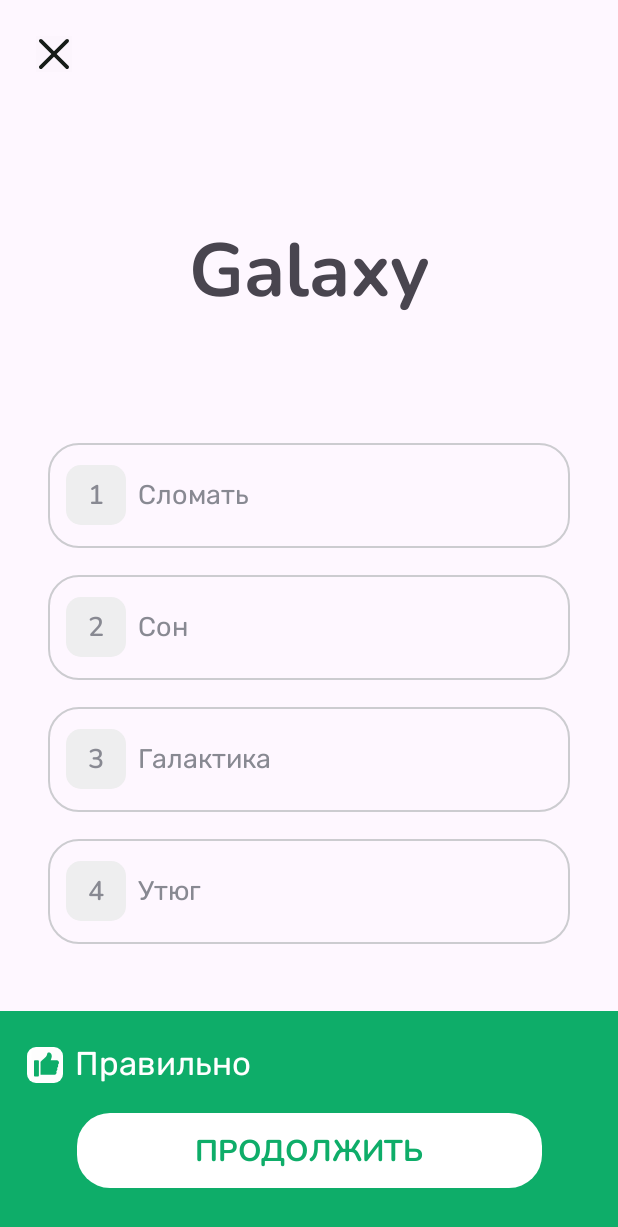
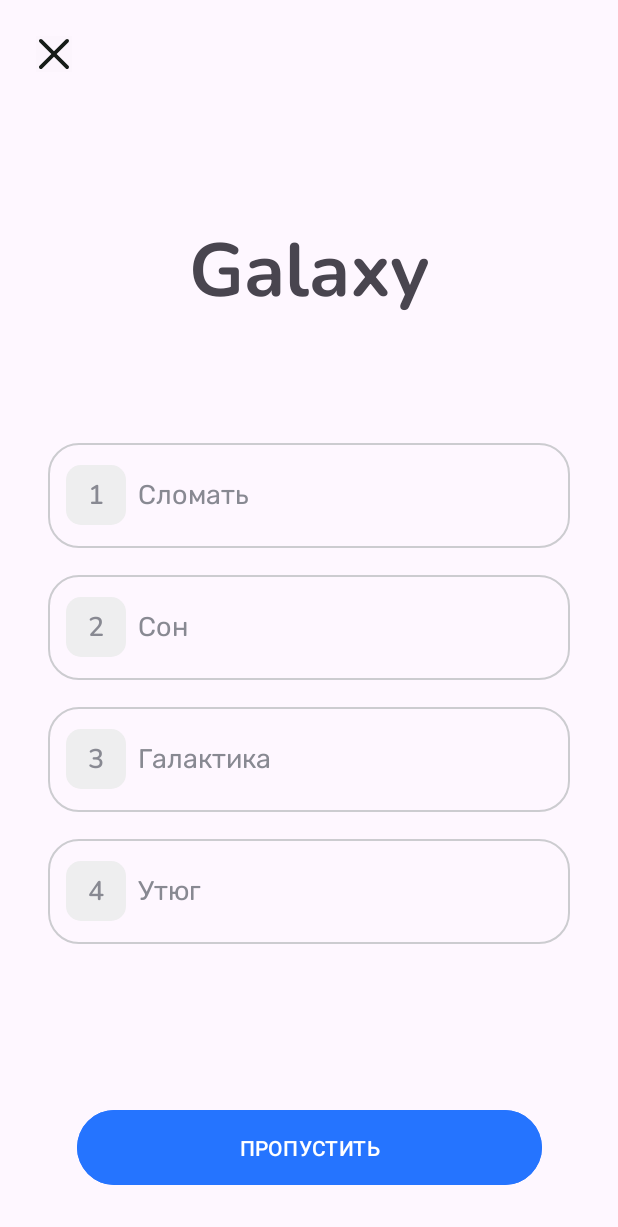
Before and after one commit to evgeniy-kulikov/englishWordsApp, an Android app: the layout activity_learm_word.xml on its own in the app's theme, with its tools: preview values and no code run, on a phone screen of 412 x 824 dp. Shown: the top 1227 px of the screen. Run offline under Robolectric (Android 15) with nearby library versions, the phone set to English and light mode, and no system bars.

```diff
--- a/app/src/main/java/ru/eugenyPets/englishWordsApp/MainActivity.kt
+++ b/app/src/main/java/ru/eugenyPets/englishWordsApp/MainActivity.kt
@@ -13,74 +13,22 @@ import java.lang.IllegalStateException
 
 class MainActivity : AppCompatActivity() {
 
-//    Урок 7: findViewById, ViewBinding, backing property  (timecode 8:20)
-    // Организация скрытого защищенного свойства (Backing property)
+
     private var _binding: ActivityLearmWordBinding? = null
     private val binding
         get() = _binding ?: throw IllegalStateException("binding for ActivityLearmWordBinding must not be null")
 
 
 
-
-
-//    ViewBinding
-//    Урок 7: findViewById, ViewBinding, backing property  (timecode 7:00)
-//  Объявление переменной для сохранения экземпляра Binding класса
-// lateinit - отложенная иницианализация
-//    private lateinit var binding: ActivityLearmWordBinding  // ActivityLearmWordBinding - класс файла разметки
-
     override fun onCreate(savedInstanceState: Bundle?) {
         super.onCreate(savedInstanceState)
 
         _binding = ActivityLearmWordBinding.inflate(layoutInflater)
-
-
-//    ViewBinding
-//    Урок 7: findViewById, ViewBinding, backing property  (timecode 7:00)
-//    https://www.youtube.com/watch?v=ABoZGM6N3mE&list=PLgPRahgE-GctUcLMcQFvl00xsXqpNJOix&index=7
-//    Создание экземпляра класса связанного с файлом разметки (со всеми его въюхами)
-//        binding = ActivityLearmWordBinding.inflate(layoutInflater)
-
         setContentView(binding.root)  // получение корневого элемента этой разметки
-
-//    Теперь обращаемся к любому элементу данного экзкмпляра класса по ID элемента из разметки
-//        binding.tvQuestionWord.text = "Worlds from findViewById"
-//        binding.tvQuestionWord.setTextColor(Color.BLUE)
-
-//  Если элементов много, то используем оператор with  (единое обращение к binding)
-        with(binding) {
-            tvQuestionWord.text = "Worlds from findViewById"
-            tvQuestionWord.setTextColor(Color.RED)
-            imageButton.isVisible= false
-        }
-
-
-//        setContentView(R.layout.activity_learm_word)  // первоначальные проектные настройки
 
 
 
 
 
-
-// Найти элемент по ID
-// findViewById
-//        val tvQuestionWord: TextView = findViewById(R.id.tvQuestionWord)
-//        tvQuestionWord.text = "Worlds from ViewBinding"
-//       // получение цвета из стандартной библиотеки
-//        tvQuestionWord.setTextColor(Color.BLUE)
-//        // получение цвета из HEX кодв
-//        tvQuestionWord.setTextColor(Color.parseColor(("#FDD600")))
-//        // получение цвета из собственных ресурсов
-//        tvQuestionWord.setTextColor(ContextCompat.getColor(this, R.color.textVariantsColor2))
-
-
     }
 }
-
-
-
-// Найти элемент по ID
-// Два подхода решения этой задачи:
-
-// findViewById
-// ViewBinding
--- a/app/src/main/res/layout/activity_learm_word.xml
+++ b/app/src/main/res/layout/activity_learm_word.xml
@@ -156,24 +156,30 @@
         android:layout_width="310dp"
         android:layout_height="58dp"
         android:layout_marginBottom="30dp"
-        android:backgroundTint="#2574FF"
+        android:backgroundTint="@color/buttonsBlueColor"
         android:text="@string/button_skip"
         android:textAllCaps="true"
-        android:visibility="gone"
+        android:visibility="visible"
         app:layout_constraintBottom_toBottomOf="parent"
         app:layout_constraintEnd_toEndOf="parent"
-        app:layout_constraintStart_toStartOf="parent" />
+        app:layout_constraintStart_toStartOf="parent"
+        tools:visibility="visible"/>
 
 
+<!--    tools:layout_height="150dp"-->
     <androidx.constraintlayout.widget.ConstraintLayout
         android:layout_width="match_parent"
         android:layout_height="wrap_content"
         android:background="#0EAD69"
-        android:fitsSystemWindows="true"
+
+        android:visibility="gone"
+
         app:layout_constraintBottom_toBottomOf="parent"
         app:layout_constraintEnd_toEndOf="parent"
+        app:layout_constraintHorizontal_bias="0.0"
         app:layout_constraintStart_toStartOf="parent"
-        tools:layout_height="150dp">
+
+        tools:visibility="gone">
 
         <ImageView
             android:id="@+id/imageView"
@@ -181,10 +187,10 @@
             android:layout_height="wrap_content"
             android:layout_marginStart="18dp"
             android:layout_marginTop="24dp"
+            android:contentDescription="correct answer icon"
             android:src="@drawable/ic_correct"
             app:layout_constraintStart_toStartOf="parent"
-            app:layout_constraintTop_toTopOf="parent"
-            android:contentDescription="correct answer icon" />
+            app:layout_constraintTop_toTopOf="parent" />
 
         <TextView
             android:layout_width="wrap_content"
--- a/app/src/main/res/values/colors.xml
+++ b/app/src/main/res/values/colors.xml
@@ -4,4 +4,5 @@
     <color name="white">#FFFFFFFF</color>
     <color name="textVariantsColor">#888992</color>
     <color name="textVariantsColor2">#9C27B0</color>
+    <color name="buttonsBlueColor">#2574FF</color>
 </resources>
```
